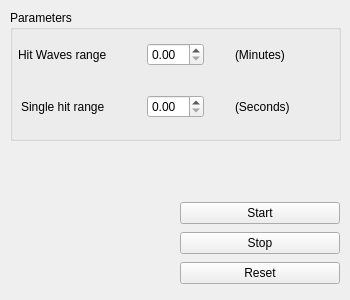
This is gui/views/spawnerViewUi.ui in AceEagle/MinecraftAFK as Qt 5 draws it before an edit. The edited form follows.
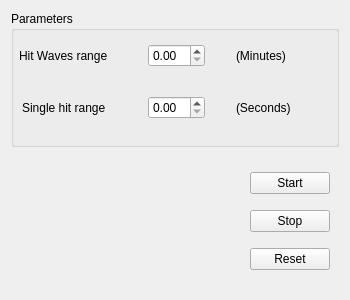
This is the edited form.

Diff of the .ui file:
```diff
--- a/gui/views/spawnerViewUi.ui
+++ b/gui/views/spawnerViewUi.ui
@@ -13,15 +13,9 @@
   <property name="windowTitle">
    <string>Form</string>
   </property>
+  <layout class="QGridLayout" name="gridLayout_2">
+   <item row="0" column="1">
   <widget class="QGroupBox" name="SParameters">
-   <property name="geometry">
-    <rect>
-     <x>10</x>
-     <y>10</y>
-     <width>331</width>
-     <height>131</height>
-    </rect>
-   </property>
    <property name="title">
     <string>Parameters</string>
    </property>
@@ -72,16 +66,25 @@
     </layout>
    </widget>
   </widget>
-  <widget class="QWidget" name="verticalLayoutWidget">
-   <property name="geometry">
-    <rect>
-     <x>180</x>
-     <y>200</y>
-     <width>160</width>
-     <height>89</height>
-    </rect>
-   </property>
-   <layout class="QVBoxLayout" name="verticalLayout">
+   </item>
+   <item row="1" column="1">
+    <layout class="QHBoxLayout" name="horizontalLayout">
+     <item>
+      <spacer name="horizontalSpacer">
+       <property name="orientation">
+        <enum>Qt::Horizontal</enum>
+       </property>
+       <property name="sizeHint" stdset="0">
+        <size>
+         <width>40</width>
+         <height>20</height>
+        </size>
+       </property>
+      </spacer>
+     </item>
+     <item>
+      <widget class="QWidget" name="widget" native="true">
+       <layout class="QVBoxLayout" name="verticalLayout_2">
     <item>
      <widget class="QPushButton" name="start">
       <property name="text">
@@ -105,6 +108,10 @@
     </item>
    </layout>
   </widget>
+     </item>
+    </layout>
+   </item>
+  </layout>
  </widget>
  <resources/>
  <connections/>
```
Lines whose indentation alone changed are shown as unchanged.
